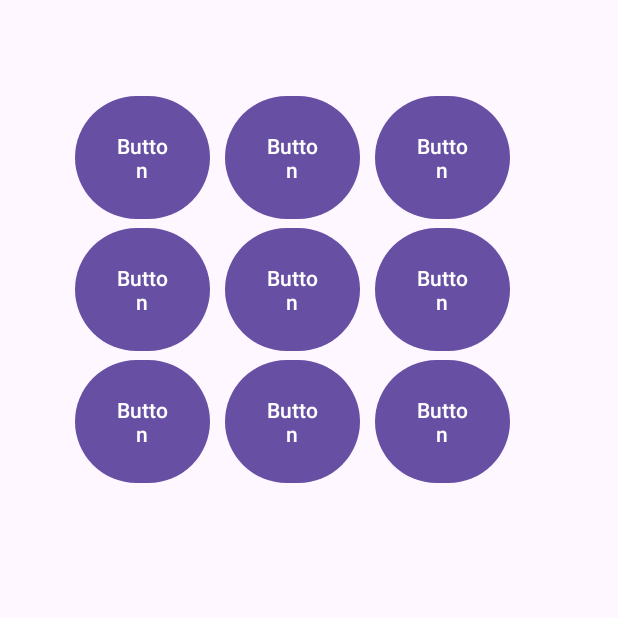
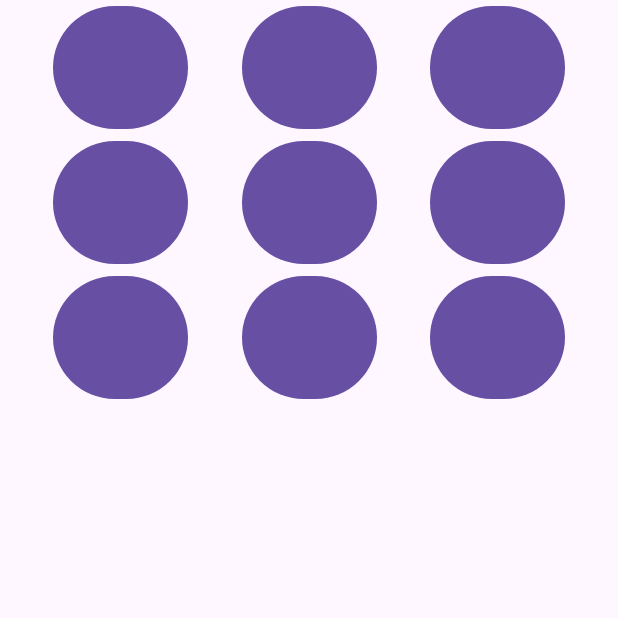
Before and after one commit to shayhaham/TicTacToe, an Android app: the screen it shows after launch (MainActivity), on a phone screen of 412 x 824 dp, the top half of it. Run offline under Robolectric (Android 15) with nearby library versions, the phone set to English and light mode, and no system bars.

Commit message:
Fourth version

```diff
--- a/app/src/main/java/haham/shay/tictactoe/MainActivity.java
+++ b/app/src/main/java/haham/shay/tictactoe/MainActivity.java
@@ -1,10 +1,14 @@
 package haham.shay.tictactoe;
 
+
 import android.annotation.SuppressLint;
+import android.content.Intent;
 import android.content.DialogInterface;
 import android.os.Bundle;
 import android.view.View;
 import android.widget.Button;
+import android.util.Log;
+
 
 import androidx.activity.EdgeToEdge;
 import androidx.appcompat.app.AlertDialog;
@@ -13,22 +17,43 @@ import androidx.core.graphics.Insets;
 import androidx.core.view.ViewCompat;
 import androidx.core.view.WindowInsetsCompat;
 
-public class MainActivity extends AppCompatActivity {
+public class MainActivity extends AppCompatActivity implements View.OnClickListener {
     String turn;
     String [] [] board;
     int count;
+    Button b1,b2,b3,b4,b5,b6,b7,b8,b9;
 
     @Override
     protected void onCreate(Bundle savedInstanceState) {
         super.onCreate(savedInstanceState);
+
         setContentView(R.layout.activity_main);
+        b1 = findViewById(R.id.btn_00);
+        b2 = findViewById(R.id.btn_01);
+        b3 = findViewById(R.id.btn_02);
+        b4 = findViewById(R.id.btn_10);
+        b5 = findViewById(R.id.btn_11);
+        b6 = findViewById(R.id.btn_12);
+        b7 = findViewById(R.id.btn_20);
+        b8 = findViewById(R.id.btn_21);
+        b9 = findViewById(R.id.btn_22);
+        b1.setOnClickListener(this);
+        b2.setOnClickListener(this);
+        b3.setOnClickListener(this);
+        b4.setOnClickListener(this);
+        b5.setOnClickListener(this);
+        b6.setOnClickListener(this);
+        b7.setOnClickListener(this);
+        b8.setOnClickListener(this);
+        b9.setOnClickListener(this);
+        onNewGame();
     }
     private void onNewGame() {
         board = new String[3][3];
         for (int row = 0; row < 3; row++)
             for (int col = 0; col < 3; col++)
                 board[row][col] = new String();
-        turn = "x";
+        turn = "X";
         count = 0;
     }
 
@@ -73,9 +98,23 @@ public class MainActivity extends AppCompatActivity {
         }
     }
     Boolean isWinner() {
+        if(board[0][0] == board[0][1] && board [0][1] == board[0][2])
+            return true;
+        if(board[1][0] == board [1][1] && board[1][1] == board[1][2])
+            return true;
+        if(board[2][0] == board[2][1] && board[2][1] == board[2][2])
+            return true;
+        if(board[0][0] == board[1][0] && board[1][0] == board[2][0])
+            return true;
+        if(board[0][1] == board[1][1] && board[1][1] == board[2][1])
+            return true;
+        if(board[0][2] == board[1][2] && board[1][2] == board[2][2])
+            return true;
+        if(board[0][0] == board[1][1] && board[1][1] == board[2][2])
+            return true;
+        if(board[0][2] == board[1][1] && board[1][1] == board[2][0])
+            return true;
         return false;
-    }
-    void endGame(String s) {
     }
     private void onTurnEnd() {
         if (isWinner())
@@ -89,12 +128,11 @@ public class MainActivity extends AppCompatActivity {
             turn = (turn.equals("X") ? "O" : "X");
         }
     }
-    @Override
-    public void onBackPressed() {
+    void endGame(String s){
         AlertDialog.Builder builder = new AlertDialog.Builder(this);
         builder.setTitle("More Info");
         String msg = "This is the message body";
-        builder.setMessage(msg);
+        builder.setMessage(s);
         builder.setPositiveButton("EXIT", new DialogInterface.OnClickListener() {
             @Override
             public void onClick(DialogInterface dialogInterface, int i) {
@@ -113,4 +151,35 @@ public class MainActivity extends AppCompatActivity {
     }
 
 
+    @Override
+    public void onClick(View view) {
+        if (view.getId() == R.id.btn_00) {
+            handleClick(0, 0, R.id.btn_00);
+        }
+        if (view.getId() == R.id.btn_01){
+            handleClick(0, 1, R.id.btn_01);
+        }
+        if(view.getId() == R.id.btn_02) {
+            handleClick(0, 2, R.id.btn_02);
+        }
+        if(view.getId() == R.id.btn_10) {
+            handleClick(1, 0, R.id.btn_10);
+        }
+        if(view.getId() == R.id.btn_11) {
+            handleClick(1, 1, R.id.btn_11);
+        }
+        if(view.getId() == R.id.btn_12) {
+            handleClick(1, 2, R.id.btn_12);
+        }
+        if(view.getId() == R.id.btn_20) {
+            handleClick(2, 0, R.id.btn_20);
+        }
+        if(view.getId() == R.id.btn_21) {
+            handleClick(2, 1, R.id.btn_21);
+        }
+        if(view.getId() == R.id.btn_22){
+            handleClick(2, 2, R.id.btn_22);
+        }
+
+    }
 }
--- a/app/src/main/res/layout/activity_main.xml
+++ b/app/src/main/res/layout/activity_main.xml
@@ -12,116 +12,103 @@
         android:id="@+id/btn_00"
         android:layout_width="90dp"
         android:layout_height="90dp"
-        android:layout_marginStart="50dp"
-        android:layout_marginTop="60dp"
         android:onClick="onButtonClick"
-        android:text="Button"
-        app:layout_constraintEnd_toEndOf="@+id/btn_02"
-        app:layout_constraintHorizontal_bias="0.0"
+        android:text=" "
+        android:contentDescription=""
         app:layout_constraintStart_toStartOf="parent"
-        app:layout_constraintTop_toTopOf="parent" />
+        app:layout_constraintTop_toTopOf="parent"
+        app:layout_constraintHorizontal_chainStyle="spread"
+        app:layout_constraintVertical_chainStyle="spread"
+        app:layout_constraintEnd_toStartOf="@+id/btn_01" />
 
     <Button
         android:id="@+id/btn_01"
         android:layout_width="90dp"
         android:layout_height="90dp"
-        android:layout_marginStart="150dp"
-        android:layout_marginTop="60dp"
         android:onClick="onButtonClick"
-        android:text="Button"
-        app:layout_constraintEnd_toEndOf="@+id/btn_02"
-        app:layout_constraintHorizontal_bias="0.0"
-        app:layout_constraintStart_toStartOf="parent"
-        app:layout_constraintTop_toTopOf="parent" />
+        android:text=" "
+        android:contentDescription=""
+        app:layout_constraintStart_toEndOf="@id/btn_00"
+        app:layout_constraintTop_toTopOf="parent"
+        app:layout_constraintEnd_toStartOf="@+id/btn_02" />
 
     <Button
         android:id="@+id/btn_02"
         android:layout_width="90dp"
         android:layout_height="90dp"
-        android:layout_marginStart="250dp"
-        android:layout_marginTop="60dp"
         android:onClick="onButtonClick"
-        android:text="Button"
-        app:layout_constraintEnd_toEndOf="@+id/btn_01"
-        app:layout_constraintHorizontal_bias="0.0"
-        app:layout_constraintStart_toStartOf="parent"
-        app:layout_constraintTop_toTopOf="parent" />
+        android:text=" "
+        android:contentDescription=""
+        app:layout_constraintStart_toEndOf="@id/btn_01"
+        app:layout_constraintTop_toTopOf="parent"
+        app:layout_constraintEnd_toEndOf="parent" />
 
+    <!-- שורה שנייה -->
     <Button
         android:id="@+id/btn_10"
         android:layout_width="90dp"
         android:layout_height="90dp"
-        android:layout_marginStart="50dp"
-        android:layout_marginTop="148dp"
         android:onClick="onButtonClick"
-        android:text="Button"
-        app:layout_constraintEnd_toEndOf="@+id/btn_00"
-        app:layout_constraintHorizontal_bias="0.0"
+        android:text=" "
+        android:contentDescription=""
         app:layout_constraintStart_toStartOf="parent"
-        app:layout_constraintTop_toTopOf="parent" />
+        app:layout_constraintTop_toBottomOf="@+id/btn_00"
+        app:layout_constraintEnd_toStartOf="@+id/btn_11" />
 
     <Button
         android:id="@+id/btn_11"
         android:layout_width="90dp"
         android:layout_height="90dp"
-        android:layout_marginStart="50dp"
-        android:layout_marginTop="148dp"
         android:onClick="onButtonClick"
-        android:text="Button"
-        app:layout_constraintEnd_toEndOf="@+id/btn_01"
-        app:layout_constraintHorizontal_bias="1.0"
-        app:layout_constraintStart_toStartOf="parent"
-        app:layout_constraintTop_toTopOf="parent" />
+        android:text=" "
+        android:contentDescription=""
+        app:layout_constraintStart_toEndOf="@id/btn_10"
+        app:layout_constraintTop_toBottomOf="@+id/btn_01"
+        app:layout_constraintEnd_toStartOf="@+id/btn_12" />
 
     <Button
         android:id="@+id/btn_12"
         android:layout_width="90dp"
         android:layout_height="90dp"
-        android:layout_marginStart="50dp"
-        android:layout_marginTop="148dp"
         android:onClick="onButtonClick"
-        android:text="Button"
-        app:layout_constraintEnd_toEndOf="@+id/btn_02"
-        app:layout_constraintHorizontal_bias="1.0"
-        app:layout_constraintStart_toStartOf="parent"
-        app:layout_constraintTop_toTopOf="parent" />
+        android:text=" "
+        android:contentDescription=""
+        app:layout_constraintStart_toEndOf="@id/btn_11"
+        app:layout_constraintTop_toBottomOf="@+id/btn_02"
+        app:layout_constraintEnd_toEndOf="parent" />
 
+    <!-- שורה שלישית -->
     <Button
         android:id="@+id/btn_20"
         android:layout_width="90dp"
         android:layout_height="90dp"
-        android:layout_marginStart="50dp"
-        android:layout_marginTop="236dp"
         android:onClick="onButtonClick"
-        android:text="Button"
-        app:layout_constraintEnd_toEndOf="@+id/btn_10"
-        app:layout_constraintHorizontal_bias="1.0"
+        android:text=" "
+        android:contentDescription=""
         app:layout_constraintStart_toStartOf="parent"
-        app:layout_constraintTop_toTopOf="parent" />
+        app:layout_constraintTop_toBottomOf="@+id/btn_10"
+        app:layout_constraintEnd_toStartOf="@+id/btn_21" />
 
     <Button
         android:id="@+id/btn_21"
         android:layout_width="90dp"
         android:layout_height="90dp"
-        android:layout_marginStart="50dp"
-        android:layout_marginTop="236dp"
         android:onClick="onButtonClick"
-        android:text="Button"
-        app:layout_constraintEnd_toEndOf="@+id/btn_11"
-        app:layout_constraintHorizontal_bias="1.0"
-        app:layout_constraintStart_toStartOf="parent"
-        app:layout_constraintTop_toTopOf="parent" />
+        android:text=" "
+        android:contentDescription=""
+        app:layout_constraintStart_toEndOf="@id/btn_20"
+        app:layout_constraintTop_toBottomOf="@+id/btn_11"
+        app:layout_constraintEnd_toStartOf="@+id/btn_22" />
 
     <Button
         android:id="@+id/btn_22"
         android:layout_width="90dp"
         android:layout_height="90dp"
-        android:layout_marginStart="50dp"
-        android:layout_marginTop="236dp"
         android:onClick="onButtonClick"
-        android:text="Button"
-        app:layout_constraintEnd_toEndOf="@+id/btn_12"
-        app:layout_constraintHorizontal_bias="1.0"
-        app:layout_constraintStart_toStartOf="parent"
-        app:layout_constraintTop_toTopOf="parent" />
+        android:text=" "
+        android:contentDescription=""
+        app:layout_constraintStart_toEndOf="@id/btn_21"
+        app:layout_constraintTop_toBottomOf="@+id/btn_12"
+        app:layout_constraintEnd_toEndOf="parent" />
+
 </androidx.constraintlayout.widget.ConstraintLayout>
```
